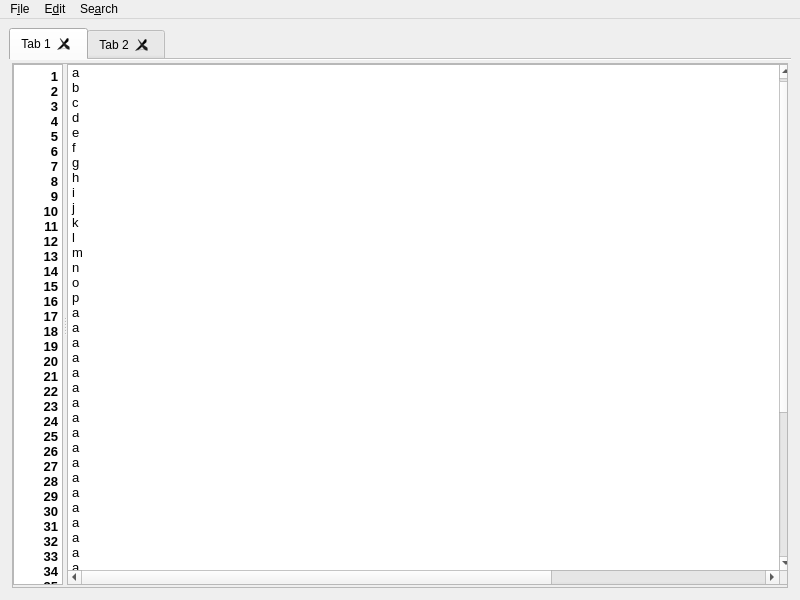
Before: the Qt Designer form src/resources/files/main_window.ui in CountryTk/Hydra, drawn with Qt 5.
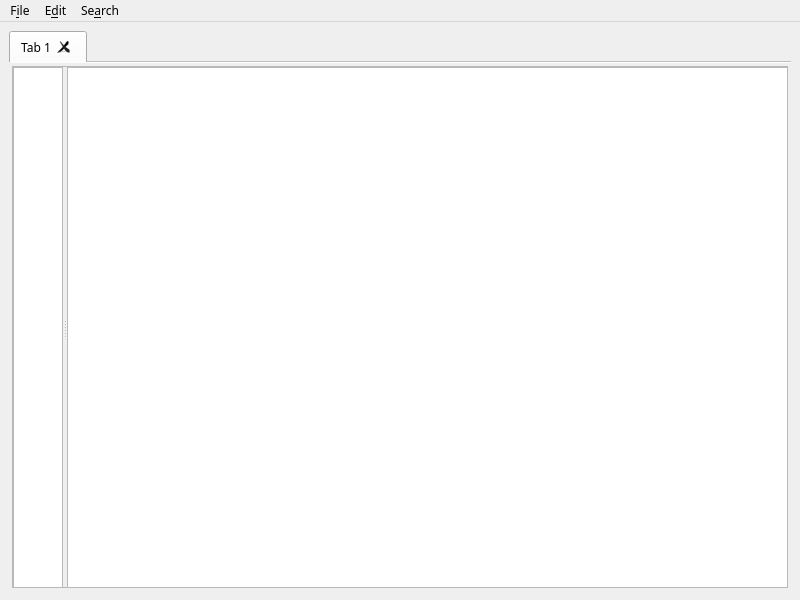
After: the same form once the commit is applied.

Commit message: add new fonts/resources, make test file, update license

Diff of the .ui file:
```diff
--- a/src/resources/files/main_window.ui
+++ b/src/resources/files/main_window.ui
@@ -10,6 +10,11 @@
     <height>600</height>
    </rect>
   </property>
+  <property name="font">
+   <font>
+    <family>Iosevka</family>
+   </font>
+  </property>
   <property name="windowTitle">
    <string>MainWindow</string>
   </property>
@@ -66,7 +71,7 @@
              <x>0</x>
              <y>0</y>
              <width>778</width>
-             <height>517</height>
+             <height>519</height>
             </rect>
            </property>
            <widget class="QSplitter" name="splitter">
@@ -88,6 +93,11 @@
                <height>16777215</height>
               </size>
              </property>
+             <property name="font">
+              <font>
+               <pointsize>12</pointsize>
+              </font>
+             </property>
              <property name="verticalScrollBarPolicy">
               <enum>Qt::ScrollBarAlwaysOff</enum>
              </property>
@@ -101,63 +111,19 @@
               <string>&lt;!DOCTYPE HTML PUBLIC &quot;-//W3C//DTD HTML 4.0//EN&quot; &quot;http://www.w3.org/TR/REC-html40/strict.dtd&quot;&gt;
 &lt;html&gt;&lt;head&gt;&lt;meta name=&quot;qrichtext&quot; content=&quot;1&quot; /&gt;&lt;style type=&quot;text/css&quot;&gt;
 p, li { white-space: pre-wrap; }
-&lt;/style&gt;&lt;/head&gt;&lt;body style=&quot; font-family:'Noto Sans'; font-size:10pt; font-weight:400; font-style:normal;&quot;&gt;
-&lt;p align=&quot;right&quot; style=&quot; margin-top:0px; margin-bottom:0px; margin-left:0px; margin-right:0px; -qt-block-indent:0; text-indent:0px;&quot;&gt;&lt;span style=&quot; font-weight:600;&quot;&gt;1&lt;/span&gt;&lt;/p&gt;
-&lt;p align=&quot;right&quot; style=&quot; margin-top:0px; margin-bottom:0px; margin-left:0px; margin-right:0px; -qt-block-indent:0; text-indent:0px;&quot;&gt;&lt;span style=&quot; font-weight:600;&quot;&gt;2&lt;/span&gt;&lt;/p&gt;
-&lt;p align=&quot;right&quot; style=&quot; margin-top:0px; margin-bottom:0px; margin-left:0px; margin-right:0px; -qt-block-indent:0; text-indent:0px;&quot;&gt;&lt;span style=&quot; font-weight:600;&quot;&gt;3&lt;/span&gt;&lt;/p&gt;
-&lt;p align=&quot;right&quot; style=&quot; margin-top:0px; margin-bottom:0px; margin-left:0px; margin-right:0px; -qt-block-indent:0; text-indent:0px;&quot;&gt;&lt;span style=&quot; font-weight:600;&quot;&gt;4&lt;/span&gt;&lt;/p&gt;
-&lt;p align=&quot;right&quot; style=&quot; margin-top:0px; margin-bottom:0px; margin-left:0px; margin-right:0px; -qt-block-indent:0; text-indent:0px;&quot;&gt;&lt;span style=&quot; font-weight:600;&quot;&gt;5&lt;/span&gt;&lt;/p&gt;
-&lt;p align=&quot;right&quot; style=&quot; margin-top:0px; margin-bottom:0px; margin-left:0px; margin-right:0px; -qt-block-indent:0; text-indent:0px;&quot;&gt;&lt;span style=&quot; font-weight:600;&quot;&gt;6&lt;/span&gt;&lt;/p&gt;
-&lt;p align=&quot;right&quot; style=&quot; margin-top:0px; margin-bottom:0px; margin-left:0px; margin-right:0px; -qt-block-indent:0; text-indent:0px;&quot;&gt;&lt;span style=&quot; font-weight:600;&quot;&gt;7&lt;/span&gt;&lt;/p&gt;
-&lt;p align=&quot;right&quot; style=&quot; margin-top:0px; margin-bottom:0px; margin-left:0px; margin-right:0px; -qt-block-indent:0; text-indent:0px;&quot;&gt;&lt;span style=&quot; font-weight:600;&quot;&gt;8&lt;/span&gt;&lt;/p&gt;
-&lt;p align=&quot;right&quot; style=&quot; margin-top:0px; margin-bottom:0px; margin-left:0px; margin-right:0px; -qt-block-indent:0; text-indent:0px;&quot;&gt;&lt;span style=&quot; font-weight:600;&quot;&gt;9&lt;/span&gt;&lt;/p&gt;
-&lt;p align=&quot;right&quot; style=&quot; margin-top:0px; margin-bottom:0px; margin-left:0px; margin-right:0px; -qt-block-indent:0; text-indent:0px;&quot;&gt;&lt;span style=&quot; font-weight:600;&quot;&gt;10&lt;/span&gt;&lt;/p&gt;
-&lt;p align=&quot;right&quot; style=&quot; margin-top:0px; margin-bottom:0px; margin-left:0px; margin-right:0px; -qt-block-indent:0; text-indent:0px;&quot;&gt;&lt;span style=&quot; font-weight:600;&quot;&gt;11&lt;/span&gt;&lt;/p&gt;
-&lt;p align=&quot;right&quot; style=&quot; margin-top:0px; margin-bottom:0px; margin-left:0px; margin-right:0px; -qt-block-indent:0; text-indent:0px;&quot;&gt;&lt;span style=&quot; font-weight:600;&quot;&gt;12&lt;/span&gt;&lt;/p&gt;
-&lt;p align=&quot;right&quot; style=&quot; margin-top:0px; margin-bottom:0px; margin-left:0px; margin-right:0px; -qt-block-indent:0; text-indent:0px;&quot;&gt;&lt;span style=&quot; font-weight:600;&quot;&gt;13&lt;/span&gt;&lt;/p&gt;
-&lt;p align=&quot;right&quot; style=&quot; margin-top:0px; margin-bottom:0px; margin-left:0px; margin-right:0px; -qt-block-indent:0; text-indent:0px;&quot;&gt;&lt;span style=&quot; font-weight:600;&quot;&gt;14&lt;/span&gt;&lt;/p&gt;
-&lt;p align=&quot;right&quot; style=&quot; margin-top:0px; margin-bottom:0px; margin-left:0px; margin-right:0px; -qt-block-indent:0; text-indent:0px;&quot;&gt;&lt;span style=&quot; font-weight:600;&quot;&gt;15&lt;/span&gt;&lt;/p&gt;
-&lt;p align=&quot;right&quot; style=&quot; margin-top:0px; margin-bottom:0px; margin-left:0px; margin-right:0px; -qt-block-indent:0; text-indent:0px;&quot;&gt;&lt;span style=&quot; font-weight:600;&quot;&gt;16&lt;/span&gt;&lt;/p&gt;
-&lt;p align=&quot;right&quot; style=&quot; margin-top:0px; margin-bottom:0px; margin-left:0px; margin-right:0px; -qt-block-indent:0; text-indent:0px;&quot;&gt;&lt;span style=&quot; font-weight:600;&quot;&gt;17&lt;/span&gt;&lt;/p&gt;
-&lt;p align=&quot;right&quot; style=&quot; margin-top:0px; margin-bottom:0px; margin-left:0px; margin-right:0px; -qt-block-indent:0; text-indent:0px;&quot;&gt;&lt;span style=&quot; font-weight:600;&quot;&gt;18&lt;/span&gt;&lt;/p&gt;
-&lt;p align=&quot;right&quot; style=&quot; margin-top:0px; margin-bottom:0px; margin-left:0px; margin-right:0px; -qt-block-indent:0; text-indent:0px;&quot;&gt;&lt;span style=&quot; font-weight:600;&quot;&gt;19&lt;/span&gt;&lt;/p&gt;
-&lt;p align=&quot;right&quot; style=&quot; margin-top:0px; margin-bottom:0px; margin-left:0px; margin-right:0px; -qt-block-indent:0; text-indent:0px;&quot;&gt;&lt;span style=&quot; font-weight:600;&quot;&gt;20&lt;/span&gt;&lt;/p&gt;
-&lt;p align=&quot;right&quot; style=&quot; margin-top:0px; margin-bottom:0px; margin-left:0px; margin-right:0px; -qt-block-indent:0; text-indent:0px;&quot;&gt;&lt;span style=&quot; font-weight:600;&quot;&gt;21&lt;/span&gt;&lt;/p&gt;
-&lt;p align=&quot;right&quot; style=&quot; margin-top:0px; margin-bottom:0px; margin-left:0px; margin-right:0px; -qt-block-indent:0; text-indent:0px;&quot;&gt;&lt;span style=&quot; font-weight:600;&quot;&gt;22&lt;/span&gt;&lt;/p&gt;
-&lt;p align=&quot;right&quot; style=&quot; margin-top:0px; margin-bottom:0px; margin-left:0px; margin-right:0px; -qt-block-indent:0; text-indent:0px;&quot;&gt;&lt;span style=&quot; font-weight:600;&quot;&gt;23&lt;/span&gt;&lt;/p&gt;
-&lt;p align=&quot;right&quot; style=&quot; margin-top:0px; margin-bottom:0px; margin-left:0px; margin-right:0px; -qt-block-indent:0; text-indent:0px;&quot;&gt;&lt;span style=&quot; font-weight:600;&quot;&gt;24&lt;/span&gt;&lt;/p&gt;
-&lt;p align=&quot;right&quot; style=&quot; margin-top:0px; margin-bottom:0px; margin-left:0px; margin-right:0px; -qt-block-indent:0; text-indent:0px;&quot;&gt;&lt;span style=&quot; font-weight:600;&quot;&gt;25&lt;/span&gt;&lt;/p&gt;
-&lt;p align=&quot;right&quot; style=&quot; margin-top:0px; margin-bottom:0px; margin-left:0px; margin-right:0px; -qt-block-indent:0; text-indent:0px;&quot;&gt;&lt;span style=&quot; font-weight:600;&quot;&gt;26&lt;/span&gt;&lt;/p&gt;
-&lt;p align=&quot;right&quot; style=&quot; margin-top:0px; margin-bottom:0px; margin-left:0px; margin-right:0px; -qt-block-indent:0; text-indent:0px;&quot;&gt;&lt;span style=&quot; font-weight:600;&quot;&gt;27&lt;/span&gt;&lt;/p&gt;
-&lt;p align=&quot;right&quot; style=&quot; margin-top:0px; margin-bottom:0px; margin-left:0px; margin-right:0px; -qt-block-indent:0; text-indent:0px;&quot;&gt;&lt;span style=&quot; font-weight:600;&quot;&gt;28&lt;/span&gt;&lt;/p&gt;
-&lt;p align=&quot;right&quot; style=&quot; margin-top:0px; margin-bottom:0px; margin-left:0px; margin-right:0px; -qt-block-indent:0; text-indent:0px;&quot;&gt;&lt;span style=&quot; font-weight:600;&quot;&gt;29&lt;/span&gt;&lt;/p&gt;
-&lt;p align=&quot;right&quot; style=&quot; margin-top:0px; margin-bottom:0px; margin-left:0px; margin-right:0px; -qt-block-indent:0; text-indent:0px;&quot;&gt;&lt;span style=&quot; font-weight:600;&quot;&gt;30&lt;/span&gt;&lt;/p&gt;
-&lt;p align=&quot;right&quot; style=&quot; margin-top:0px; margin-bottom:0px; margin-left:0px; margin-right:0px; -qt-block-indent:0; text-indent:0px;&quot;&gt;&lt;span style=&quot; font-weight:600;&quot;&gt;31&lt;/span&gt;&lt;/p&gt;
-&lt;p align=&quot;right&quot; style=&quot; margin-top:0px; margin-bottom:0px; margin-left:0px; margin-right:0px; -qt-block-indent:0; text-indent:0px;&quot;&gt;&lt;span style=&quot; font-weight:600;&quot;&gt;32&lt;/span&gt;&lt;/p&gt;
-&lt;p align=&quot;right&quot; style=&quot; margin-top:0px; margin-bottom:0px; margin-left:0px; margin-right:0px; -qt-block-indent:0; text-indent:0px;&quot;&gt;&lt;span style=&quot; font-weight:600;&quot;&gt;33&lt;/span&gt;&lt;/p&gt;
-&lt;p align=&quot;right&quot; style=&quot; margin-top:0px; margin-bottom:0px; margin-left:0px; margin-right:0px; -qt-block-indent:0; text-indent:0px;&quot;&gt;&lt;span style=&quot; font-weight:600;&quot;&gt;34&lt;/span&gt;&lt;/p&gt;
-&lt;p align=&quot;right&quot; style=&quot; margin-top:0px; margin-bottom:0px; margin-left:0px; margin-right:0px; -qt-block-indent:0; text-indent:0px;&quot;&gt;&lt;span style=&quot; font-weight:600;&quot;&gt;35&lt;/span&gt;&lt;/p&gt;
-&lt;p align=&quot;right&quot; style=&quot; margin-top:0px; margin-bottom:0px; margin-left:0px; margin-right:0px; -qt-block-indent:0; text-indent:0px;&quot;&gt;&lt;span style=&quot; font-weight:600;&quot;&gt;36&lt;/span&gt;&lt;/p&gt;
-&lt;p align=&quot;right&quot; style=&quot; margin-top:0px; margin-bottom:0px; margin-left:0px; margin-right:0px; -qt-block-indent:0; text-indent:0px;&quot;&gt;&lt;span style=&quot; font-weight:600;&quot;&gt;37&lt;/span&gt;&lt;/p&gt;
-&lt;p align=&quot;right&quot; style=&quot; margin-top:0px; margin-bottom:0px; margin-left:0px; margin-right:0px; -qt-block-indent:0; text-indent:0px;&quot;&gt;&lt;span style=&quot; font-weight:600;&quot;&gt;38&lt;/span&gt;&lt;/p&gt;
-&lt;p align=&quot;right&quot; style=&quot; margin-top:0px; margin-bottom:0px; margin-left:0px; margin-right:0px; -qt-block-indent:0; text-indent:0px;&quot;&gt;&lt;span style=&quot; font-weight:600;&quot;&gt;39&lt;/span&gt;&lt;/p&gt;
-&lt;p align=&quot;right&quot; style=&quot; margin-top:0px; margin-bottom:0px; margin-left:0px; margin-right:0px; -qt-block-indent:0; text-indent:0px;&quot;&gt;&lt;span style=&quot; font-weight:600;&quot;&gt;40&lt;/span&gt;&lt;/p&gt;
-&lt;p align=&quot;right&quot; style=&quot; margin-top:0px; margin-bottom:0px; margin-left:0px; margin-right:0px; -qt-block-indent:0; text-indent:0px;&quot;&gt;&lt;span style=&quot; font-weight:600;&quot;&gt;41&lt;/span&gt;&lt;/p&gt;
-&lt;p align=&quot;right&quot; style=&quot; margin-top:0px; margin-bottom:0px; margin-left:0px; margin-right:0px; -qt-block-indent:0; text-indent:0px;&quot;&gt;&lt;span style=&quot; font-weight:600;&quot;&gt;42&lt;/span&gt;&lt;/p&gt;
-&lt;p align=&quot;right&quot; style=&quot; margin-top:0px; margin-bottom:0px; margin-left:0px; margin-right:0px; -qt-block-indent:0; text-indent:0px;&quot;&gt;&lt;span style=&quot; font-weight:600;&quot;&gt;43&lt;/span&gt;&lt;/p&gt;
-&lt;p align=&quot;right&quot; style=&quot; margin-top:0px; margin-bottom:0px; margin-left:0px; margin-right:0px; -qt-block-indent:0; text-indent:0px;&quot;&gt;&lt;span style=&quot; font-weight:600;&quot;&gt;44&lt;/span&gt;&lt;/p&gt;
-&lt;p align=&quot;right&quot; style=&quot; margin-top:0px; margin-bottom:0px; margin-left:0px; margin-right:0px; -qt-block-indent:0; text-indent:0px;&quot;&gt;&lt;span style=&quot; font-weight:600;&quot;&gt;45&lt;/span&gt;&lt;/p&gt;
-&lt;p align=&quot;right&quot; style=&quot; margin-top:0px; margin-bottom:0px; margin-left:0px; margin-right:0px; -qt-block-indent:0; text-indent:0px;&quot;&gt;&lt;span style=&quot; font-weight:600;&quot;&gt;46&lt;/span&gt;&lt;/p&gt;
-&lt;p align=&quot;right&quot; style=&quot; margin-top:0px; margin-bottom:0px; margin-left:0px; margin-right:0px; -qt-block-indent:0; text-indent:0px;&quot;&gt;&lt;span style=&quot; font-weight:600;&quot;&gt;47&lt;/span&gt;&lt;/p&gt;
-&lt;p align=&quot;right&quot; style=&quot; margin-top:0px; margin-bottom:0px; margin-left:0px; margin-right:0px; -qt-block-indent:0; text-indent:0px;&quot;&gt;&lt;span style=&quot; font-weight:600;&quot;&gt;48&lt;/span&gt;&lt;/p&gt;
-&lt;p align=&quot;right&quot; style=&quot; margin-top:0px; margin-bottom:0px; margin-left:0px; margin-right:0px; -qt-block-indent:0; text-indent:0px;&quot;&gt;&lt;span style=&quot; font-weight:600;&quot;&gt;49&lt;/span&gt;&lt;/p&gt;
-&lt;p align=&quot;right&quot; style=&quot; margin-top:0px; margin-bottom:0px; margin-left:0px; margin-right:0px; -qt-block-indent:0; text-indent:0px;&quot;&gt;&lt;span style=&quot; font-weight:600;&quot;&gt;50&lt;/span&gt;&lt;/p&gt;&lt;/body&gt;&lt;/html&gt;</string>
+&lt;/style&gt;&lt;/head&gt;&lt;body style=&quot; font-family:'Iosevka'; font-size:12pt; font-weight:400; font-style:normal;&quot;&gt;
+&lt;p align=&quot;right&quot; style=&quot;-qt-paragraph-type:empty; margin-top:0px; margin-bottom:0px; margin-left:0px; margin-right:0px; -qt-block-indent:0; text-indent:0px; font-family:'Noto Sans'; font-size:10pt;&quot;&gt;&lt;br /&gt;&lt;/p&gt;&lt;/body&gt;&lt;/html&gt;</string>
              </property>
              <property name="textInteractionFlags">
               <set>Qt::NoTextInteraction</set>
              </property>
             </widget>
             <widget class="QTextEdit" name="textEdit">
+             <property name="font">
+              <font>
+               <pointsize>12</pointsize>
+              </font>
+             </property>
              <property name="verticalScrollBarPolicy">
               <enum>Qt::ScrollBarAsNeeded</enum>
              </property>
@@ -171,55 +137,8 @@
               <string>&lt;!DOCTYPE HTML PUBLIC &quot;-//W3C//DTD HTML 4.0//EN&quot; &quot;http://www.w3.org/TR/REC-html40/strict.dtd&quot;&gt;
 &lt;html&gt;&lt;head&gt;&lt;meta name=&quot;qrichtext&quot; content=&quot;1&quot; /&gt;&lt;style type=&quot;text/css&quot;&gt;
 p, li { white-space: pre-wrap; }
-&lt;/style&gt;&lt;/head&gt;&lt;body style=&quot; font-family:'Noto Sans'; font-size:10pt; font-weight:400; font-style:normal;&quot;&gt;
-&lt;p style=&quot; margin-top:0px; margin-bottom:0px; margin-left:0px; margin-right:0px; -qt-block-indent:0; text-indent:0px;&quot;&gt;a&lt;/p&gt;
-&lt;p style=&quot; margin-top:0px; margin-bottom:0px; margin-left:0px; margin-right:0px; -qt-block-indent:0; text-indent:0px;&quot;&gt;b&lt;/p&gt;
-&lt;p style=&quot; margin-top:0px; margin-bottom:0px; margin-left:0px; margin-right:0px; -qt-block-indent:0; text-indent:0px;&quot;&gt;c&lt;/p&gt;
-&lt;p style=&quot; margin-top:0px; margin-bottom:0px; margin-left:0px; margin-right:0px; -qt-block-indent:0; text-indent:0px;&quot;&gt;d&lt;/p&gt;
-&lt;p style=&quot; margin-top:0px; margin-bottom:0px; margin-left:0px; margin-right:0px; -qt-block-indent:0; text-indent:0px;&quot;&gt;e&lt;/p&gt;
-&lt;p style=&quot; margin-top:0px; margin-bottom:0px; margin-left:0px; margin-right:0px; -qt-block-indent:0; text-indent:0px;&quot;&gt;f&lt;/p&gt;
-&lt;p style=&quot; margin-top:0px; margin-bottom:0px; margin-left:0px; margin-right:0px; -qt-block-indent:0; text-indent:0px;&quot;&gt;g&lt;/p&gt;
-&lt;p style=&quot; margin-top:0px; margin-bottom:0px; margin-left:0px; margin-right:0px; -qt-block-indent:0; text-indent:0px;&quot;&gt;h&lt;/p&gt;
-&lt;p style=&quot; margin-top:0px; margin-bottom:0px; margin-left:0px; margin-right:0px; -qt-block-indent:0; text-indent:0px;&quot;&gt;i&lt;/p&gt;
-&lt;p style=&quot; margin-top:0px; margin-bottom:0px; margin-left:0px; margin-right:0px; -qt-block-indent:0; text-indent:0px;&quot;&gt;j&lt;/p&gt;
-&lt;p style=&quot; margin-top:0px; margin-bottom:0px; margin-left:0px; margin-right:0px; -qt-block-indent:0; text-indent:0px;&quot;&gt;k&lt;/p&gt;
-&lt;p style=&quot; margin-top:0px; margin-bottom:0px; margin-left:0px; margin-right:0px; -qt-block-indent:0; text-indent:0px;&quot;&gt;l&lt;/p&gt;
-&lt;p style=&quot; margin-top:0px; margin-bottom:0px; margin-left:0px; margin-right:0px; -qt-block-indent:0; text-indent:0px;&quot;&gt;m&lt;/p&gt;
-&lt;p style=&quot; margin-top:0px; margin-bottom:0px; margin-left:0px; margin-right:0px; -qt-block-indent:0; text-indent:0px;&quot;&gt;n&lt;/p&gt;
-&lt;p style=&quot; margin-top:0px; margin-bottom:0px; margin-left:0px; margin-right:0px; -qt-block-indent:0; text-indent:0px;&quot;&gt;o&lt;/p&gt;
-&lt;p style=&quot; margin-top:0px; margin-bottom:0px; margin-left:0px; margin-right:0px; -qt-block-indent:0; text-indent:0px;&quot;&gt;p&lt;/p&gt;
-&lt;p style=&quot; margin-top:0px; margin-bottom:0px; margin-left:0px; margin-right:0px; -qt-block-indent:0; text-indent:0px;&quot;&gt;a&lt;/p&gt;
-&lt;p style=&quot; margin-top:0px; margin-bottom:0px; margin-left:0px; margin-right:0px; -qt-block-indent:0; text-indent:0px;&quot;&gt;a&lt;/p&gt;
-&lt;p style=&quot; margin-top:0px; margin-bottom:0px; margin-left:0px; margin-right:0px; -qt-block-indent:0; text-indent:0px;&quot;&gt;a&lt;/p&gt;
-&lt;p style=&quot; margin-top:0px; margin-bottom:0px; margin-left:0px; margin-right:0px; -qt-block-indent:0; text-indent:0px;&quot;&gt;a&lt;/p&gt;
-&lt;p style=&quot; margin-top:0px; margin-bottom:0px; margin-left:0px; margin-right:0px; -qt-block-indent:0; text-indent:0px;&quot;&gt;a&lt;/p&gt;
-&lt;p style=&quot; margin-top:0px; margin-bottom:0px; margin-left:0px; margin-right:0px; -qt-block-indent:0; text-indent:0px;&quot;&gt;a&lt;/p&gt;
-&lt;p style=&quot; margin-top:0px; margin-bottom:0px; margin-left:0px; margin-right:0px; -qt-block-indent:0; text-indent:0px;&quot;&gt;a&lt;/p&gt;
-&lt;p style=&quot; margin-top:0px; margin-bottom:0px; margin-left:0px; margin-right:0px; -qt-block-indent:0; text-indent:0px;&quot;&gt;a&lt;/p&gt;
-&lt;p style=&quot; margin-top:0px; margin-bottom:0px; margin-left:0px; margin-right:0px; -qt-block-indent:0; text-indent:0px;&quot;&gt;a&lt;/p&gt;
-&lt;p style=&quot; margin-top:0px; margin-bottom:0px; margin-left:0px; margin-right:0px; -qt-block-indent:0; text-indent:0px;&quot;&gt;a&lt;/p&gt;
-&lt;p style=&quot; margin-top:0px; margin-bottom:0px; margin-left:0px; margin-right:0px; -qt-block-indent:0; text-indent:0px;&quot;&gt;a&lt;/p&gt;
-&lt;p style=&quot; margin-top:0px; margin-bottom:0px; margin-left:0px; margin-right:0px; -qt-block-indent:0; text-indent:0px;&quot;&gt;a&lt;/p&gt;
-&lt;p style=&quot; margin-top:0px; margin-bottom:0px; margin-left:0px; margin-right:0px; -qt-block-indent:0; text-indent:0px;&quot;&gt;a&lt;/p&gt;
-&lt;p style=&quot; margin-top:0px; margin-bottom:0px; margin-left:0px; margin-right:0px; -qt-block-indent:0; text-indent:0px;&quot;&gt;a&lt;/p&gt;
-&lt;p style=&quot; margin-top:0px; margin-bottom:0px; margin-left:0px; margin-right:0px; -qt-block-indent:0; text-indent:0px;&quot;&gt;a&lt;/p&gt;
-&lt;p style=&quot; margin-top:0px; margin-bottom:0px; margin-left:0px; margin-right:0px; -qt-block-indent:0; text-indent:0px;&quot;&gt;a&lt;/p&gt;
-&lt;p style=&quot; margin-top:0px; margin-bottom:0px; margin-left:0px; margin-right:0px; -qt-block-indent:0; text-indent:0px;&quot;&gt;a&lt;/p&gt;
-&lt;p style=&quot; margin-top:0px; margin-bottom:0px; margin-left:0px; margin-right:0px; -qt-block-indent:0; text-indent:0px;&quot;&gt;a&lt;/p&gt;
-&lt;p style=&quot; margin-top:0px; margin-bottom:0px; margin-left:0px; margin-right:0px; -qt-block-indent:0; text-indent:0px;&quot;&gt;a&lt;/p&gt;
-&lt;p style=&quot; margin-top:0px; margin-bottom:0px; margin-left:0px; margin-right:0px; -qt-block-indent:0; text-indent:0px;&quot;&gt;a&lt;/p&gt;
-&lt;p style=&quot; margin-top:0px; margin-bottom:0px; margin-left:0px; margin-right:0px; -qt-block-indent:0; text-indent:0px;&quot;&gt;a&lt;/p&gt;
-&lt;p style=&quot; margin-top:0px; margin-bottom:0px; margin-left:0px; margin-right:0px; -qt-block-indent:0; text-indent:0px;&quot;&gt;a&lt;/p&gt;
-&lt;p style=&quot; margin-top:0px; margin-bottom:0px; margin-left:0px; margin-right:0px; -qt-block-indent:0; text-indent:0px;&quot;&gt;a&lt;/p&gt;
-&lt;p style=&quot; margin-top:0px; margin-bottom:0px; margin-left:0px; margin-right:0px; -qt-block-indent:0; text-indent:0px;&quot;&gt;a&lt;/p&gt;
-&lt;p style=&quot; margin-top:0px; margin-bottom:0px; margin-left:0px; margin-right:0px; -qt-block-indent:0; text-indent:0px;&quot;&gt;a&lt;/p&gt;
-&lt;p style=&quot; margin-top:0px; margin-bottom:0px; margin-left:0px; margin-right:0px; -qt-block-indent:0; text-indent:0px;&quot;&gt;a&lt;/p&gt;
-&lt;p style=&quot; margin-top:0px; margin-bottom:0px; margin-left:0px; margin-right:0px; -qt-block-indent:0; text-indent:0px;&quot;&gt;a&lt;/p&gt;
-&lt;p style=&quot; margin-top:0px; margin-bottom:0px; margin-left:0px; margin-right:0px; -qt-block-indent:0; text-indent:0px;&quot;&gt;a&lt;/p&gt;
-&lt;p style=&quot; margin-top:0px; margin-bottom:0px; margin-left:0px; margin-right:0px; -qt-block-indent:0; text-indent:0px;&quot;&gt;a&lt;/p&gt;
-&lt;p style=&quot; margin-top:0px; margin-bottom:0px; margin-left:0px; margin-right:0px; -qt-block-indent:0; text-indent:0px;&quot;&gt;a&lt;/p&gt;
-&lt;p style=&quot; margin-top:0px; margin-bottom:0px; margin-left:0px; margin-right:0px; -qt-block-indent:0; text-indent:0px;&quot;&gt;a&lt;/p&gt;
-&lt;p style=&quot; margin-top:0px; margin-bottom:0px; margin-left:0px; margin-right:0px; -qt-block-indent:0; text-indent:0px;&quot;&gt;aaaaaaaaaaaaaaaaaaaaaaaaaaaaaaaaaaaaaaaaaaaaaaaaaaaaaaaaaaaaaaaaaaaaaaaaaaaaaaaaaaaaaaaaaaaaaaaaaaaaaaaaaaaaaaaaaaaaaaaaaaaaaaaaaaaaaaaaaaaaaa&lt;/p&gt;&lt;/body&gt;&lt;/html&gt;</string>
+&lt;/style&gt;&lt;/head&gt;&lt;body style=&quot; font-family:'Iosevka'; font-size:12pt; font-weight:400; font-style:normal;&quot;&gt;
+&lt;p style=&quot;-qt-paragraph-type:empty; margin-top:0px; margin-bottom:0px; margin-left:0px; margin-right:0px; -qt-block-indent:0; text-indent:0px; font-family:'Noto Sans'; font-size:10pt;&quot;&gt;&lt;br /&gt;&lt;/p&gt;&lt;/body&gt;&lt;/html&gt;</string>
              </property>
             </widget>
            </widget>
@@ -228,11 +147,6 @@
         </item>
        </layout>
       </widget>
-      <widget class="QWidget" name="tab_2">
-       <attribute name="title">
-        <string>Tab 2</string>
-       </attribute>
-      </widget>
      </widget>
     </item>
    </layout>
@@ -243,9 +157,14 @@
      <x>0</x>
      <y>0</y>
      <width>800</width>
-     <height>30</height>
+     <height>28</height>
     </rect>
    </property>
+   <property name="font">
+    <font>
+     <family>Iosevka</family>
+    </font>
+   </property>
    <property name="styleSheet">
     <string notr="true"/>
    </property>
```
Left out of the diff: 69 changed lines with no effect on the pictures. The commit also changes 8 other files.
